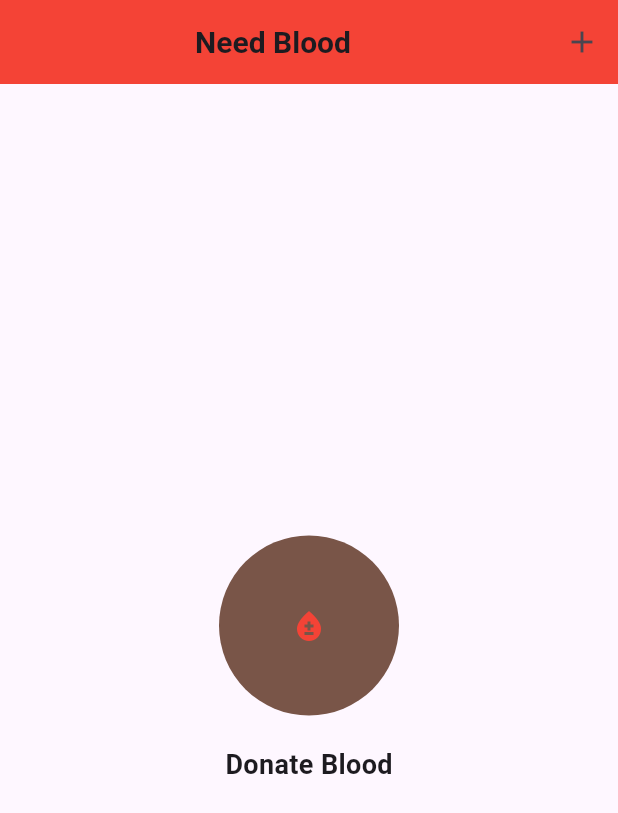
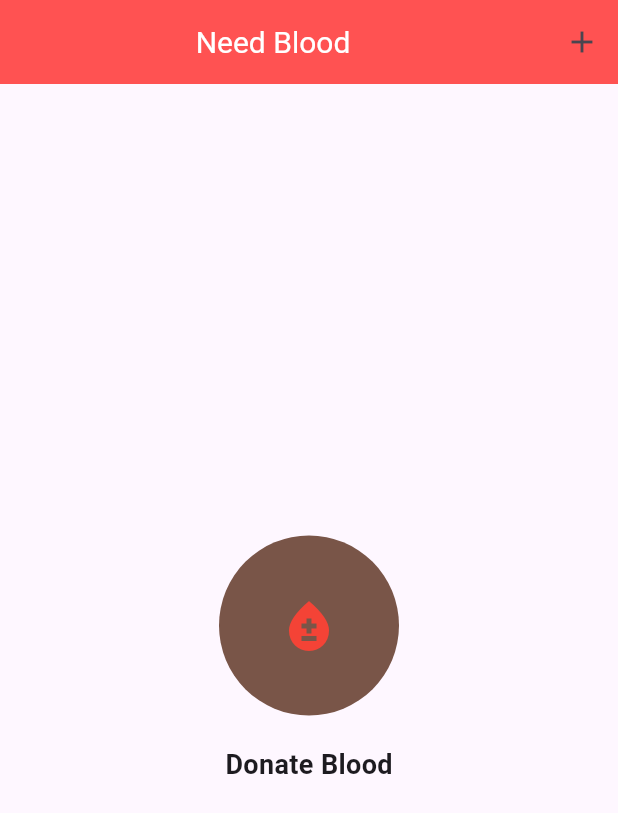
Before and after one commit to jahidhasanmonnaostad/ostadassingment02, a Flutter app: the screen it shows after launch, on a phone screen of 412 x 824 dp. Shown: the top 813 px of the screen. Run offline on Flutter 3.47's test engine with Material 3 defaults, Android fonts, the phone set to English and light mode, and no system bars.

Commit message:
"change Icon Button  in Icon Button Widget"

```diff
--- a/lib/main.dart
+++ b/lib/main.dart
@@ -24,7 +24,7 @@ class HomeActivity extends StatelessWidget {
   Widget build(BuildContext context) {
     return Scaffold(
       appBar: AppBar(
-        backgroundColor: Colors.red,
+        backgroundColor: Colors.redAccent,
         actions: [
           IconButton(
             onPressed: () {},
@@ -36,7 +36,7 @@ class HomeActivity extends StatelessWidget {
             "Need Blood",
             style: TextStyle(
               fontSize: 20,
-              fontWeight: FontWeight.bold,
+              color:Colors.white,
             ),
           ),
         ),
@@ -46,12 +46,13 @@ class HomeActivity extends StatelessWidget {
           mainAxisAlignment: MainAxisAlignment.center, // Center vertically
           crossAxisAlignment: CrossAxisAlignment.center, // Center horizontally
           children: [
+
             CircleAvatar(
               radius: 60,
               backgroundColor: Colors.brown,//i am not guess colors name
               child: IconButton(
                 onPressed: () {},
-                icon: Icon(Icons.bloodtype, color: Colors.red), // Corrected icon name
+                icon: Icon(Icons.bloodtype, color: Colors.red,size:40,), // Corrected icon name
               ),
             ),
             SizedBox(height: 20), // Add spacing between the CircleAvatar and Text
```
